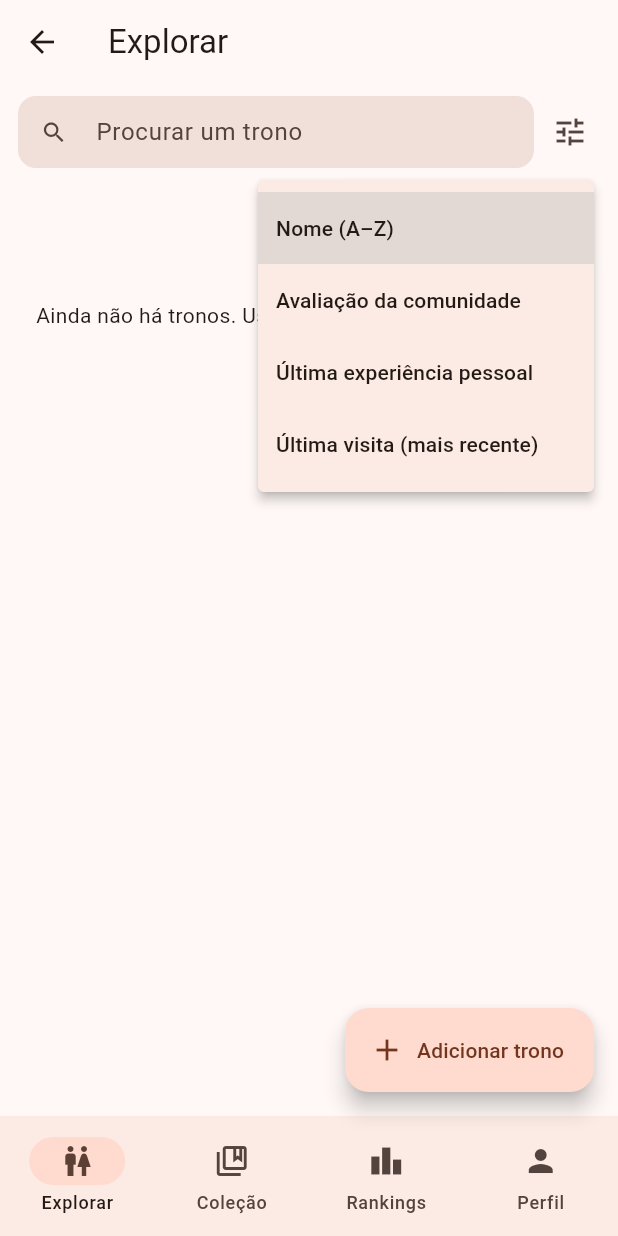
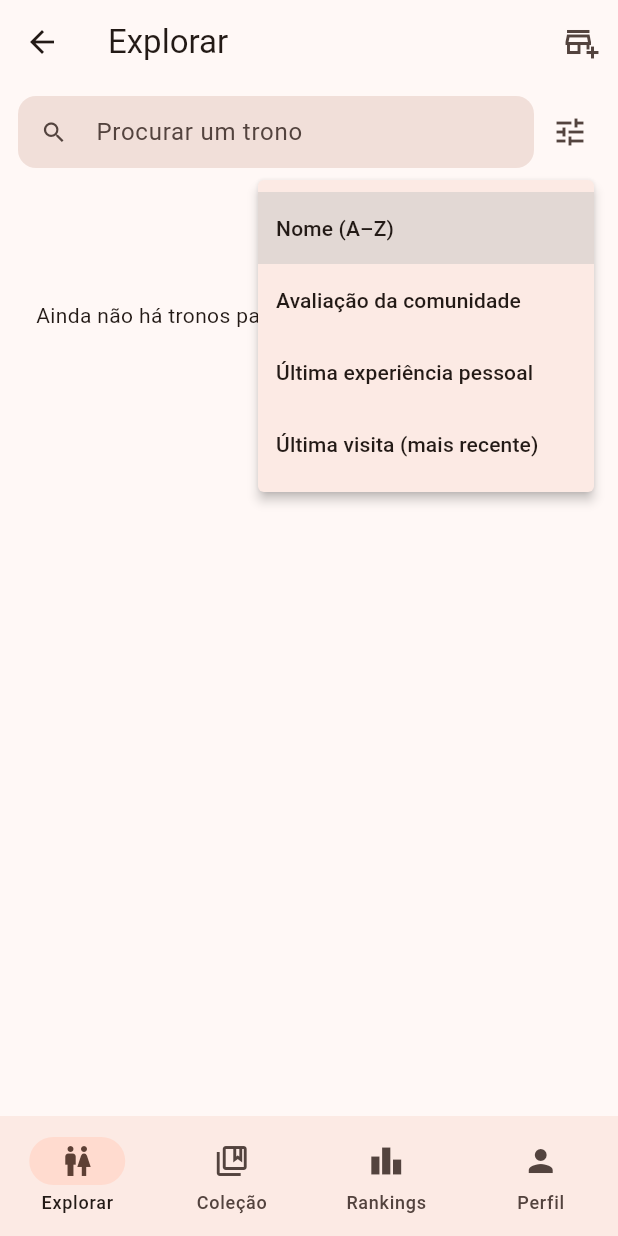
Before and after one commit to Samuel-Fortunato/bath_royale, a Flutter app: the HomePage screen opened directly, after a tap on "A–Z", on a phone screen of 412 x 824 dp. Run offline on Flutter 3.47's test engine with Material 3 defaults, Android fonts, the phone set to English and light mode, and no system bars; our stand-ins replace flutter_secure_storage, supabase; missing offline and left inert: sqlite3; accounts and stored records are empty.

Commit message:
feat(ui): refine community discovery and account settings

```diff
--- a/lib/models/bathroom_entry.dart
+++ b/lib/models/bathroom_entry.dart
@@ -2,6 +2,8 @@ import 'bathroom.dart';
 import 'bathroom_activity.dart';
 import 'review.dart';
 import 'visit.dart';
+import 'tag_presentation.dart';
+import 'community_review.dart';
 
 /// Derived screen data; personal ratings never stand in for community averages.
 class BathroomEntry {
@@ -10,6 +12,18 @@ class BathroomEntry {
   final Review? personalReview;
   final double? communityRating;
   final int reviewCount;
+  final List<ReviewScores> communityScores;
+  Iterable<ReviewTagData> get communityTags => communityScores.expand(
+    (r) => r is CommunityReview
+        ? r.tags
+        : r is Review
+        ? r.tags
+        : <ReviewTagData>[],
+  );
+  double? mean(int Function(ReviewScores) score) => communityScores.isEmpty
+      ? null
+      : communityScores.fold<double>(0, (sum, r) => sum + score(r)) /
+            communityScores.length;
   final String? catalogueLabel;
 
   BathroomEntry({
@@ -19,7 +33,8 @@ class BathroomEntry {
     required Iterable<Visit> visits,
     Iterable<ReviewScores>? communityReviews,
     this.catalogueLabel,
-  }) : personalReview = _latestPersonal(reviews, activity.userId, visits),
+  }) : communityScores = List.unmodifiable(communityReviews ?? reviews),
+       personalReview = _latestPersonal(reviews, activity.userId, visits),
        reviewCount = (communityReviews ?? reviews).length,
        communityRating = (communityReviews ?? reviews).isEmpty
            ? null
--- a/lib/models/bathroom_filters.dart
+++ b/lib/models/bathroom_filters.dart
@@ -7,6 +7,10 @@ enum BathroomFilterID {
   badRating,
   confy,
   instagramable,
+  clean,
+  paper,
+  official,
+  community,
   favourite,
   visited,
   undiscovered,
@@ -17,65 +21,91 @@ class BathroomFilter {
   final String label;
   final bool Function(BathroomEntry) test;
   final String? exclusiveGroup;
-
+  final bool personal;
   const BathroomFilter({
     required this.id,
     required this.label,
     required this.test,
     this.exclusiveGroup,
+    this.personal = false,
   });
 }
 
 final List<BathroomFilter> bathroomFilters = [
   BathroomFilter(
+    id: BathroomFilterID.goodRating,
+    label: '★ 4 ou mais',
+    test: (b) => (b.communityRating ?? -1) >= 4,
+    exclusiveGroup: 'rating',
+  ),
+  BathroomFilter(
+    id: BathroomFilterID.badRating,
+    label: '★ 2 ou menos',
+    test: (b) => b.communityRating != null && b.communityRating! <= 2,
+    exclusiveGroup: 'rating',
+  ),
+  BathroomFilter(
+    id: BathroomFilterID.reviewed,
+    label: 'Com avaliações',
+    test: (b) => b.reviewCount > 0,
+    exclusiveGroup: 'reviews',
+  ),
+  BathroomFilter(
+    id: BathroomFilterID.notReviewed,
+    label: 'Sem avaliações',
+    test: (b) => b.reviewCount == 0,
+    exclusiveGroup: 'reviews',
+  ),
+  BathroomFilter(
+    id: BathroomFilterID.clean,
+    label: '🌸 Limpa',
+    test: (b) => (b.mean((r) => r.hygiene) ?? -1) >= 3,
+  ),
+  BathroomFilter(
+    id: BathroomFilterID.confy,
+    label: '🛋️ Confortável',
+    test: (b) => (b.mean((r) => r.comfort) ?? -1) >= 3,
+  ),
+  BathroomFilter(
+    id: BathroomFilterID.instagramable,
+    label: '📸 Instagramável',
+    test: (b) => (b.mean((r) => r.aesthetics) ?? -1) >= 3,
+  ),
+  BathroomFilter(
+    id: BathroomFilterID.paper,
+    label: '🧻 Com papel',
+    test: (b) => (b.mean((r) => r.paperAvailability) ?? -1) >= 2,
+  ),
+  BathroomFilter(
+    id: BathroomFilterID.official,
+    label: 'Oficial',
+    test: (b) => b.bathroom.classification == 'official',
+    exclusiveGroup: 'classification',
+  ),
+  BathroomFilter(
+    id: BathroomFilterID.community,
+    label: 'Comunidade',
+    test: (b) => b.bathroom.classification == 'community',
+    exclusiveGroup: 'classification',
+  ),
+  BathroomFilter(
     id: BathroomFilterID.visited,
     label: 'Visitadas',
     test: (b) => b.activity.visitCount > 0,
-    exclusiveGroup: 'discoveryGroup',
+    exclusiveGroup: 'discovery',
+    personal: true,
   ),
   BathroomFilter(
     id: BathroomFilterID.undiscovered,
     label: 'Por descobrir',
     test: (b) => b.activity.visitCount == 0,
-    exclusiveGroup: 'discoveryGroup',
-  ),
-  BathroomFilter(
-    id: BathroomFilterID.notReviewed,
-    label: "🚽 Não avaliadas",
-    test: (b) => b.personalReview == null,
-    exclusiveGroup: "reviewedGroup",
-  ),
-  BathroomFilter(
-    id: BathroomFilterID.reviewed,
-    label: "💩 Já avaliadas",
-    test: (b) => b.personalReview != null,
-    exclusiveGroup: "reviewedGroup",
-  ),
-  BathroomFilter(
-    id: BathroomFilterID.goodRating,
-    label: "✨ Avaliação positiva",
-    test: (b) => (b.personalReview?.rating ?? -1) >= 4,
-    exclusiveGroup: "ratingGroup",
-  ),
-  BathroomFilter(
-    id: BathroomFilterID.badRating,
-    label: "🤢 Avaliação negativa",
-    test: (b) => b.personalReview != null && b.personalReview!.rating <= 2,
-    exclusiveGroup: "ratingGroup",
-  ),
-  BathroomFilter(
-    id: BathroomFilterID.confy,
-    label: "🛋️ Confortável",
-    test: (b) => (b.personalReview?.comfort ?? -1) >= 3,
-  ),
-  BathroomFilter(
-    id: BathroomFilterID.instagramable,
-    label: "📸 Instagramável",
-    test: (b) => (b.personalReview?.aesthetics ?? -1) >= 3,
+    exclusiveGroup: 'discovery',
+    personal: true,
   ),
   BathroomFilter(
     id: BathroomFilterID.favourite,
-    label: "♥ Favoritos",
+    label: '♥ Favoritos',
     test: (b) => b.activity.isFavorite,
+    personal: true,
   ),
 ];
--- a/lib/pages/community_controls.dart
+++ b/lib/pages/community_controls.dart
@@ -55,7 +55,7 @@ Future<void> reportCommunityContent(
   final state = context.read<AppState>();
   final value = await communityText(
     context,
-    'Denunciar conteúdo',
+    kind == 'bathroom' ? 'Sugerir correção' : 'Denunciar conteúdo',
     'Explica o problema à equipa de teste. A denúncia é privada.',
   );
   if (value == null || !context.mounted) return;
@@ -82,10 +82,6 @@ class CommunityReviewCard extends StatelessWidget {
       child: Column(
         crossAxisAlignment: CrossAxisAlignment.start,
         children: [
-          Text(
-            'Avaliação anónima',
-            style: Theme.of(context).textTheme.titleMedium,
-          ),
           Text('★ ${ratingNumber(review.rating)} / 5'),
           Text(
             'Higiene: ${review.hygiene}/4 · Conforto: ${review.comfort}/4\nEstética: ${review.aesthetics}/4 · Papel: ${review.paperAvailability}/2',
--- a/lib/pages/explore.dart
+++ b/lib/pages/explore.dart
@@ -1,4 +1,5 @@
 import '../models/bathroom_sort.dart';
+import '../models/tag_presentation.dart';
 import 'package:bath_royale/models/bathroom_entry.dart';
 import 'package:bath_royale/models/bathroom_filters.dart';
 import 'package:bath_royale/widgets/wc_card.dart';
@@ -17,6 +18,7 @@ class ExplorePage extends StatefulWidget {
 
 class _ExplorePageState extends State<ExplorePage> {
   Set<BathroomFilter> activeFilters = {};
+  String? _tag;
   final _search = TextEditingController();
   BathroomSort _sort = BathroomSort.name;
 
@@ -29,34 +31,45 @@ class _ExplorePageState extends State<ExplorePage> {
   void _clear() => setState(() {
     _search.clear();
     activeFilters.clear();
+    _tag = null;
   });
 
   List<BathroomEntry> applyFilters(List<BathroomEntry> list) {
     for (final filter in bathroomFilters) {
-      if (activeFilters.contains(filter)) {
+      if (activeFilters.contains(filter) &&
+          (!filter.personal || !context.read<AppState>().readOnly)) {
         list = list.where(filter.test).toList();
       }
     }
-    return list;
+    return _tag == null
+        ? list
+        : list
+              .where(
+                (b) =>
+                    b.communityTags.any((t) => TagPresentation.key(t) == _tag),
+              )
+              .toList();
   }
 
   void _toggleFilter(BathroomFilter filter, bool selected) {
     if (selected) {
       if (filter.id == BathroomFilterID.notReviewed) {
         activeFilters.removeWhere(
-          (other) =>
-              other.id != BathroomFilterID.favourite &&
-              other.exclusiveGroup != 'discoveryGroup' &&
-              other.id != BathroomFilterID.reviewed &&
-              other.id != BathroomFilterID.notReviewed,
+          (f) =>
+              !f.personal &&
+              ![
+                BathroomFilterID.official,
+                BathroomFilterID.community,
+              ].contains(f.id),
         );
-      }
-      if (filter.id != BathroomFilterID.favourite &&
-          filter.exclusiveGroup != 'discoveryGroup' &&
-          filter.exclusiveGroup != 'reviewedGroup') {
-        activeFilters.removeWhere(
-          (other) => other.id == BathroomFilterID.notReviewed,
-        );
+        _tag = null;
+      } else if (!filter.personal &&
+          ![
+            BathroomFilterID.official,
+            BathroomFilterID.community,
+            BathroomFilterID.reviewed,
+          ].contains(filter.id)) {
+        activeFilters.removeWhere((f) => f.id == BathroomFilterID.notReviewed);
       }
       if (filter.exclusiveGroup != null) {
         activeFilters.removeWhere(
@@ -93,50 +106,96 @@ class _ExplorePageState extends State<ExplorePage> {
                       style: Theme.of(context).textTheme.headlineSmall,
                     ),
                     const SizedBox(height: 8),
-                    const Text(
-                      'Os filtros de avaliação usam as tuas experiências.',
-                    ),
                     for (final group in const {
-                      'Descoberta': [
-                        BathroomFilterID.visited,
-                        BathroomFilterID.undiscovered,
-                      ],
-                      'Avaliação pessoal': [
-                        BathroomFilterID.notReviewed,
-                        BathroomFilterID.reviewed,
+                      'Avaliações da comunidade': [
                         BathroomFilterID.goodRating,
                         BathroomFilterID.badRating,
+                        BathroomFilterID.reviewed,
+                        BathroomFilterID.notReviewed,
                       ],
-                      'Características pessoais': [
+                      'Características': [
+                        BathroomFilterID.clean,
                         BathroomFilterID.confy,
                         BathroomFilterID.instagramable,
+                        BathroomFilterID.paper,
                       ],
-                      'Favoritos': [BathroomFilterID.favourite],
+                      'Tronos': [
+                        BathroomFilterID.official,
+                        BathroomFilterID.community,
+                      ],
                     }.entries) ...[
-                      const SizedBox(height: 16),
+                      const SizedBox(height: 12),
                       Text(
                         group.key,
                         style: Theme.of(context).textTheme.titleSmall,
                       ),
-                      const SizedBox(height: 4),
                       Wrap(
                         spacing: 8,
-                        runSpacing: 4,
                         children: [
-                          for (final filter in bathroomFilters.where(
+                          for (final f in bathroomFilters.where(
                             (f) => group.value.contains(f.id),
                           ))
                             FilterChip(
-                              label: Text(filter.label),
-                              selected: activeFilters.contains(filter),
-                              onSelected: (selected) {
-                                _toggleFilter(filter, selected);
+                              label: Text(f.label),
+                              selected: activeFilters.contains(f),
+                              onSelected: (v) {
+                                _toggleFilter(f, v);
                                 refresh(() {});
                               },
                             ),
                         ],
                       ),
                     ],
+                    const SizedBox(height: 12),
+                    DropdownButtonFormField<String>(
+                      initialValue: _tag,
+                      isExpanded: true,
+                      decoration: const InputDecoration(
+                        labelText: 'Etiqueta da comunidade',
+                      ),
+                      items: [
+                        const DropdownMenuItem(value: '', child: Text('Todas')),
+                        for (final t in {
+                          for (final b in context.read<AppState>().entries)
+                            for (final t in b.communityTags)
+                              TagPresentation.key(t): t,
+                        }.entries)
+                          DropdownMenuItem(
+                            value: t.key,
+                            child: Text(
+                              TagPresentation.display(t.value),
+                              overflow: TextOverflow.ellipsis,
+                            ),
+                          ),
+                      ],
+                      onChanged: (v) {
+                        setState(() => _tag = v == '' ? null : v);
+                        refresh(() {});
+                      },
+                    ),
+                    if (!context.read<AppState>().readOnly)
+                      ExpansionTile(
+                        title: const Text('Os meus tronos'),
+                        tilePadding: EdgeInsets.zero,
+                        children: [
+                          Wrap(
+                            spacing: 8,
+                            children: [
+                              for (final f in bathroomFilters.where(
+                                (f) => f.personal,
+                              ))
+                                FilterChip(
+                                  label: Text(f.label),
+                                  selected: activeFilters.contains(f),
+                                  onSelected: (v) {
+                                    _toggleFilter(f, v);
+                                    refresh(() {});
+                                  },
+                                ),
+                            ],
+                          ),
+                        ],
+                      ),
                   ],
                 ),
               ),
@@ -149,7 +208,10 @@ class _ExplorePageState extends State<ExplorePage> {
                 children: [
                   TextButton(
                     onPressed: () {
-                      setState(() => activeFilters.clear());
+                      setState(() {
+                        activeFilters.clear();
+                        _tag = null;
+                      });
                       refresh(() {});
                     },
                     child: const Text('Limpar filtros'),
@@ -225,16 +287,18 @@ class _ExplorePageState extends State<ExplorePage> {
                               ),
                             ),
                           ),
-                          if (!appState.readOnly)
-                            IconButton(
-                              tooltip: 'Filtros',
-                              icon: Badge(
-                                isLabelVisible: activeFilters.isNotEmpty,
-                                label: Text('${activeFilters.length}'),
-                                child: const Icon(Icons.tune),
+                          IconButton(
+                            tooltip: 'Filtros',
+                            icon: Badge(
+                              isLabelVisible:
+                                  (activeFilters.isNotEmpty || _tag != null),
+                              label: Text(
+                                '${activeFilters.length + (_tag == null ? 0 : 1)}',
                               ),
-                              onPressed: _showFilters,
+                              child: const Icon(Icons.tune),
                             ),
+                            onPressed: _showFilters,
+                          ),
                         ],
                       ),
                     ),
@@ -293,31 +357,16 @@ class _ExplorePageState extends State<ExplorePage> {
                         ),
                       ),
                     ),
-                    if (activeFilters.isNotEmpty)
-                      Padding(
-                        padding: const EdgeInsets.symmetric(horizontal: 16),
-                        child: Wrap(
-                          spacing: 8,
-                          runSpacing: 4,
-                          children: [
-                            for (final filter in activeFilters)
-                              InputChip(
-                                label: Text(filter.label),
-                                onDeleted: () => _toggleFilter(filter, false),
-                                deleteButtonTooltipMessage:
-                                    'Remover ${filter.label}',
-                              ),
-                          ],
-                        ),
-                      ),
                     const SizedBox(height: 8),
                     Wrap(
                       crossAxisAlignment: WrapCrossAlignment.center,
                       spacing: 12,
                       children: [
-                        if (activeFilters.isNotEmpty || query.isNotEmpty)
+                        if ((activeFilters.isNotEmpty || _tag != null) ||
+                            query.isNotEmpty)
                           Text('${filteredWCs.length} resultados'),
-                        if (activeFilters.isNotEmpty || _search.text.isNotEmpty)
+                        if ((activeFilters.isNotEmpty || _tag != null) ||
+                            _search.text.isNotEmpty)
                           TextButton(
                             onPressed: _clear,
                             child: const Text('Limpar pesquisa e filtros'),
@@ -335,7 +384,7 @@ class _ExplorePageState extends State<ExplorePage> {
                       appState.entries.isEmpty
                           ? (appState.communityEnabled
                                 ? 'Ainda não há tronos disponíveis. Volta a tentar com ligação à internet. 🚽'
-                                : 'Ainda não há tronos. Usa + para criar o primeiro! 🚽')
+                                : 'Ainda não há tronos para descobrir. 🚽')
                           : 'Nenhum trono à vista. Experimenta limpar a pesquisa e os filtros. 🚽',
                     ),
                   ),
--- a/lib/pages/home.dart
+++ b/lib/pages/home.dart
@@ -1,6 +1,5 @@
 import 'authentication.dart';
 import 'bathroom_form.dart';
-import 'review_form.dart';
 import 'collection.dart';
 import 'rankings.dart';
 import 'profile.dart';
@@ -17,39 +16,6 @@ class HomePage extends StatefulWidget {
 
 class _HomePageState extends State<HomePage> {
   int tabIndex = 0;
-  Future<void> review(AppState state) async {
-    final id = await showModalBottomSheet<String>(
-      context: context,
-      showDragHandle: true,
-      builder: (context) => SafeArea(
-        child: ListView(
-          children: [
-            const ListTile(title: Text('Que trono vais avaliar?')),
-            for (final b in state.visibleBathrooms.where(
-              (b) => state.isAvailable(b.id),
-            ))
-              ListTile(
-                title: Text('${b.emoji} ${b.name}'),
-                onTap: () => Navigator.pop(context, b.id),
-              ),
-            if (state.visibleBathrooms.isEmpty)
-              const ListTile(title: Text('Ainda não há tronos disponíveis.')),
-          ],
-        ),
-      ),
-    );
-    if (id == null || !mounted) return;
-    Navigator.push(
-      context,
-      MaterialPageRoute<void>(
-        builder: (_) => ChangeNotifierProvider.value(
-          value: state,
-          child: ReviewFormPage(bathroomId: id),
-        ),
-      ),
-    );
-  }
-
   @override
   Widget build(BuildContext context) {
     final state = context.watch<AppState>();
@@ -95,9 +61,11 @@ class _HomePageState extends State<HomePage> {
                 ),
               ),
             ),
-          if (state.canCreateBathroom && index == 0)
+          if ((state.canCreateBathroom ||
+                  (!state.readOnly && !state.communityEnabled)) &&
+              index == 0)
             IconButton(
-              tooltip: 'Adicionar casa de banho',
+              tooltip: 'Criar casa de banho',
               icon: const Icon(Icons.add_business_outlined),
               onPressed: () => Navigator.push(
                 context,
@@ -119,29 +87,6 @@ class _HomePageState extends State<HomePage> {
             NavigationDestination(label: labels[i], icon: Icon(icons[i])),
         ],
       ),
-      floatingActionButton:
-          index == 0 && !state.readOnly && !state.communityEnabled
-          ? FloatingActionButton.extended(
-              tooltip: 'Criar casa de banho',
-              label: const Text('Adicionar trono'),
-              icon: const Icon(Icons.add),
-              onPressed: () => Navigator.push(
-                context,
-                MaterialPageRoute<void>(
-                  builder: (_) => ChangeNotifierProvider.value(
-                    value: state,
-                    child: const BathroomFormPage(),
-                  ),
-                ),
-              ),
-            )
-          : index == 0 && !state.readOnly
-          ? FloatingActionButton.extended(
-              label: const Text('Avaliar'),
-              icon: const Icon(Icons.rate_review_outlined),
-              onPressed: () => review(state),
-            )
-          : null,
       body: SafeArea(
         top: false,
         child: IndexedStack(index: index, children: tabs),
--- a/lib/pages/privacy.dart
+++ b/lib/pages/privacy.dart
@@ -4,7 +4,7 @@ class PrivacyPage extends StatelessWidget {
   const PrivacyPage({super.key});
   @override
   Widget build(BuildContext context) => Scaffold(
-    appBar: AppBar(title: const Text('Privacidade')),
+    appBar: AppBar(title: const Text('Política de privacidade')),
     body: const SingleChildScrollView(
       padding: EdgeInsets.all(24),
       child: Text(
```
Also changed, not shown: lib/pages/bathroom_details.dart (+41 -19 lines), lib/pages/profile.dart (+14 -21 lines), 8 other files.
